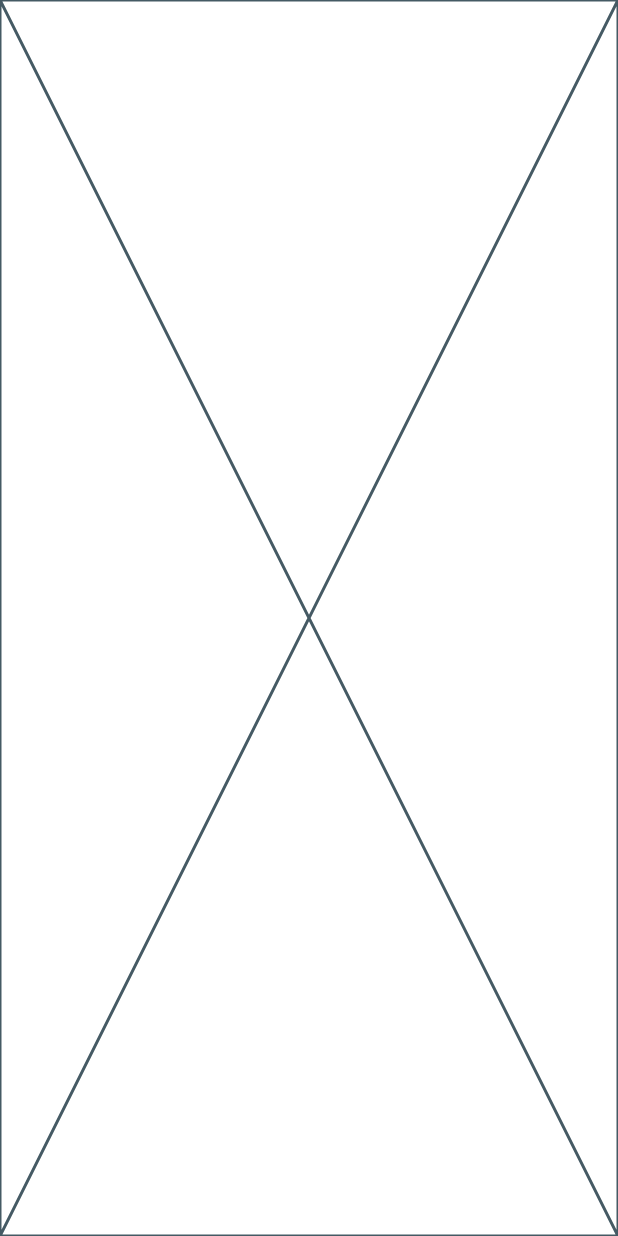
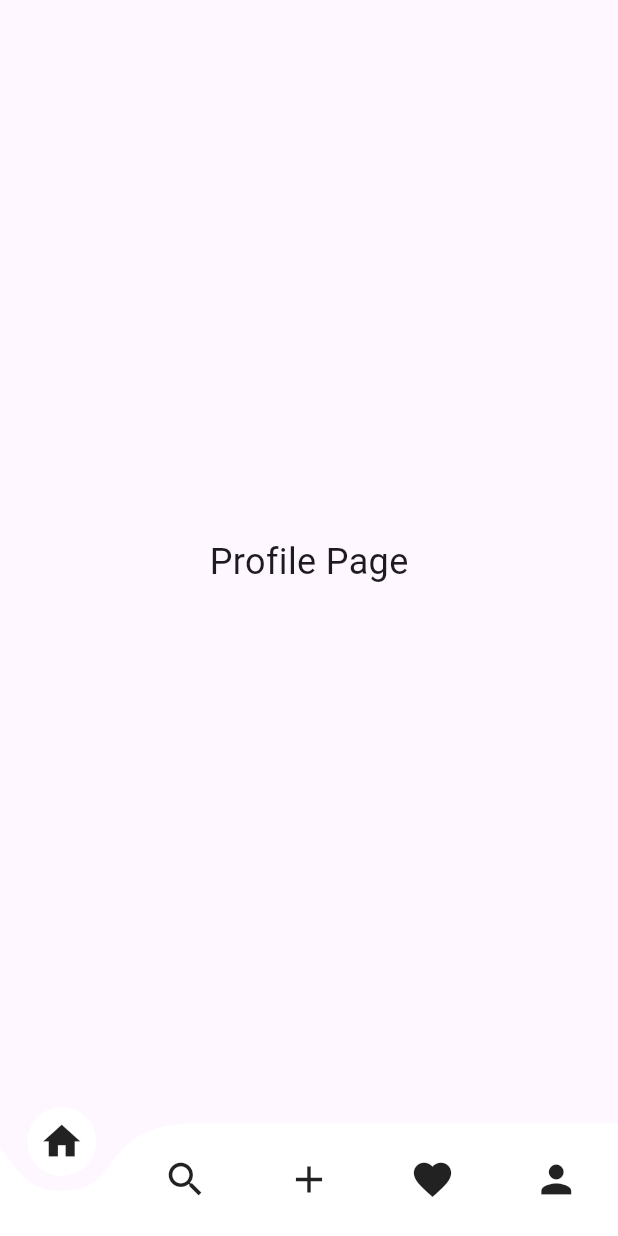
Before and after one commit to AnkanaC/Pet-O-Care, a Flutter app: the screen it shows after launch, after a tap on "Sign Up", on a phone screen of 412 x 824 dp. Run offline on Flutter 3.47's test engine with Material 3 defaults, Android fonts, the phone set to English and light mode, and no system bars; drawn by our look-alikes of curved_navigation_bar; our stand-ins replace cloud_firestore, firebase_auth, firebase_core; accounts and stored records are empty.

Commit message:
first commit

```diff
--- a/lib/homepage.dart
+++ b/lib/homepage.dart
@@ -1,4 +1,7 @@
+import 'package:curved_navigation_bar/curved_navigation_bar.dart';
 import 'package:flutter/material.dart';
+import 'package:pet_o_care/pages/chatbot.dart';
+import 'package:pet_o_care/pages/profile.dart';
 
 class HomePage extends StatefulWidget {
   const HomePage({super.key});
@@ -8,8 +11,37 @@ class HomePage extends StatefulWidget {
 }
 
 class _HomePageState extends State<HomePage> {
+
+  List Pages = [
+    ProfilePage(),
+    ChatBotPage(),
+  ];
+
+  int _selectedIndex = 0;
+
   @override
   Widget build(BuildContext context) {
-    return const Placeholder();
+    return Scaffold(
+      backgroundColor: Color.fromRGBO(198, 247, 244, 100),
+      extendBody: true,
+
+      bottomNavigationBar: CurvedNavigationBar(
+        index: _selectedIndex,
+        backgroundColor: Colors.transparent,
+        items: [
+          Icon(Icons.home, size: 30),
+          Icon(Icons.search, size: 30),
+          Icon(Icons.add, size: 30),
+          Icon(Icons.favorite, size: 30),
+          Icon(Icons.person, size: 30),
+        ],
+        onTap: (index){
+          setState(() {
+            _selectedIndex = index;
+          });
+        },
+      ),
+      body: Pages[_selectedIndex],
+    );
   }
 }
--- /dev/null
+++ b/lib/pages/profile.dart
@@ -0,0 +1,24 @@
+import 'package:flutter/material.dart';
+
+class ProfilePage extends StatefulWidget {
+  const ProfilePage({super.key});
+
+  @override
+  State<ProfilePage> createState() => _ProfilePageState();
+}
+
+class _ProfilePageState extends State<ProfilePage> {
+  @override
+  Widget build(BuildContext context) {
+    return const Scaffold(
+      body: SafeArea(
+        child: Center(
+          child: Text(
+            "Profile Page",
+            style: TextStyle(fontSize: 24),
+          ),
+        ),
+      ),
+    );
+  }
+}
--- a/lib/signUp.dart
+++ b/lib/signUp.dart
@@ -59,7 +59,7 @@ class _SignUpPageState extends State<SignUpPage> {
           child: Column(
             crossAxisAlignment: CrossAxisAlignment.stretch,
             children: [
-              Image.asset('assets\pet-and-parent.png'),
+              Image.asset('assets/petAndParent.png'),
               const SizedBox(height: 20),
 
               TextField(
--- a/pubspec.yaml
+++ b/pubspec.yaml
@@ -37,6 +37,7 @@ dependencies:
   firebase_core: ^3.13.0
   cloud_firestore: ^5.6.7
   firebase_auth: ^5.5.3
+  curved_navigation_bar: ^1.0.6
 
 dev_dependencies:
   flutter_test:
```
Also changed, not shown: lib/pages/chatbot.dart (added, +25 -0 lines), assets/petAndParent.png (renamed from assets/pet-and-parent.png), pubspec.lock.
